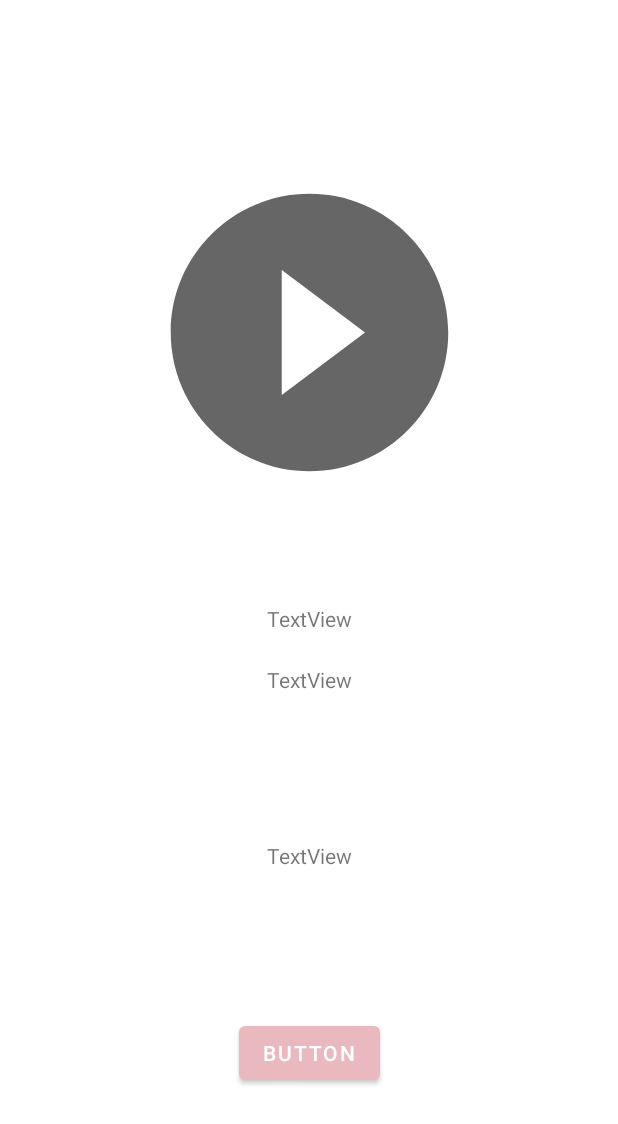
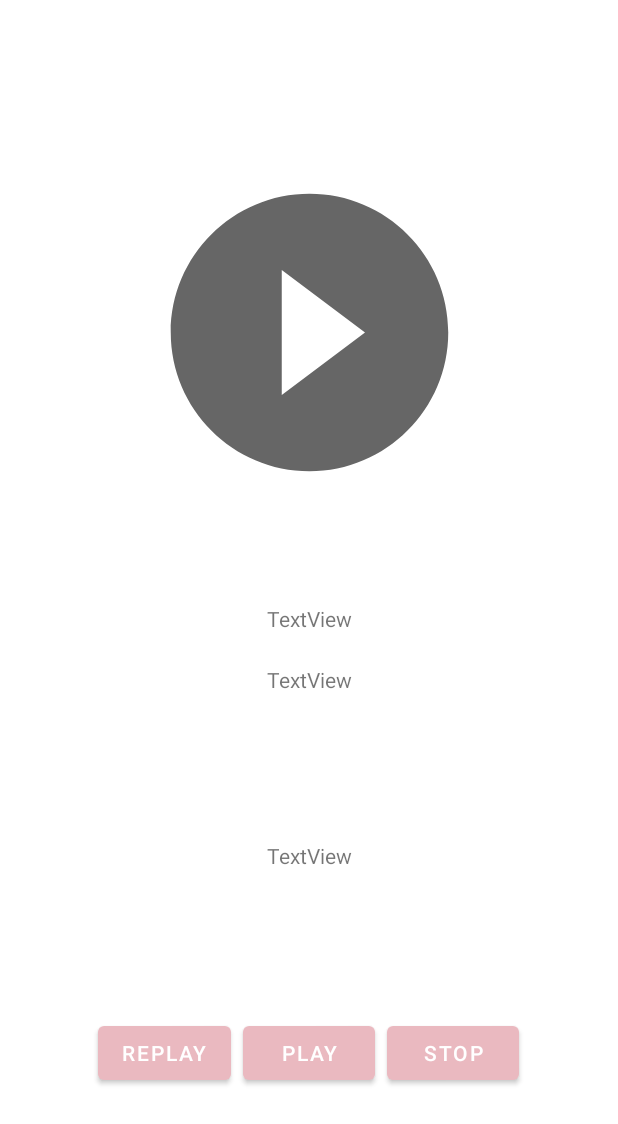
Before and after one commit to coding-factory-classrooms/android-m1-project-music-2021-android-m1-groupe-5, an Android app: the fragment PlayerFragment shown on its own in the app's theme, on a phone screen of 412 x 824 dp. Shown: the top 1124 px of the screen. Run offline under Robolectric (Android 15) with nearby library versions, the phone set to English and light mode, and no system bars; our stand-ins replace Picasso; pictures from the network do not load; 2 statements that could not run were skipped.

Commit message:
[Story 5] play la musique

```diff
--- a/app/src/main/res/layout/fragment_player.xml
+++ b/app/src/main/res/layout/fragment_player.xml
@@ -54,23 +54,43 @@
             android:layout_width="wrap_content"
             android:layout_height="wrap_content"
             android:text="TextView"
-            app:layout_constraintBottom_toTopOf="@+id/playerPlatBtn"
+            app:layout_constraintBottom_toTopOf="@+id/playerPlayBtn"
             app:layout_constraintEnd_toEndOf="parent"
             app:layout_constraintHorizontal_bias="0.5"
             app:layout_constraintStart_toStartOf="parent"
             app:layout_constraintTop_toBottomOf="@+id/playerSongTitle" />
 
         <Button
-            android:id="@+id/playerPlatBtn"
+            android:id="@+id/playerPlayBtn"
             android:layout_width="wrap_content"
             android:layout_height="wrap_content"
-            android:text="Button"
+            android:text="Play"
             app:layout_constraintBottom_toBottomOf="parent"
             app:layout_constraintEnd_toEndOf="parent"
             app:layout_constraintHorizontal_bias="0.5"
             app:layout_constraintStart_toStartOf="parent"
             app:layout_constraintTop_toBottomOf="@+id/playerSongArtist" />
 
+        <Button
+            android:id="@+id/playerStopBtn"
+            android:layout_width="wrap_content"
+            android:layout_height="wrap_content"
+            android:layout_marginStart="8dp"
+            android:text="STOP"
+            app:layout_constraintBottom_toBottomOf="@+id/playerPlayBtn"
+            app:layout_constraintStart_toEndOf="@+id/playerPlayBtn"
+            app:layout_constraintTop_toTopOf="@+id/playerPlayBtn" />
+
+        <Button
+            android:id="@+id/playerContinueBtn"
+            android:layout_width="wrap_content"
+            android:layout_height="wrap_content"
+            android:layout_marginEnd="8dp"
+            android:text="REPLAY"
+            app:layout_constraintBottom_toBottomOf="@+id/playerPlayBtn"
+            app:layout_constraintEnd_toStartOf="@+id/playerPlayBtn"
+            app:layout_constraintTop_toTopOf="@+id/playerPlayBtn" />
+
     </androidx.constraintlayout.widget.ConstraintLayout>
 
 </androidx.constraintlayout.widget.ConstraintLayout>
```
Also changed, not shown: app/src/main/java/digital/leax/cheel/menu/player/PlayerFragment.kt (+57 -0 lines).
